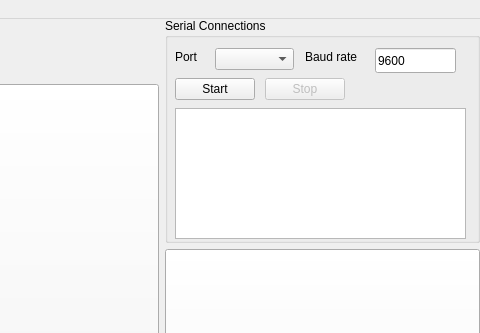
Above: ui/mainwindow.ui from UASTARR/starrtracker-archive before the change; both pictures show x 800 to 1280 and y 0 to 333 of the 1280 by 720 pixel window. Below: the same form after it.
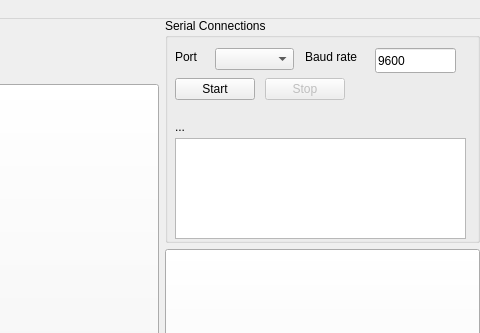
That is the form after the change.

What changed in the file:
```diff
--- a/ui/mainwindow.ui
+++ b/ui/mainwindow.ui
@@ -133,11 +133,18 @@
             <property name="geometry">
              <rect>
               <x>10</x>
-              <y>90</y>
+              <y>120</y>
               <width>291</width>
-              <height>131</height>
+              <height>101</height>
              </rect>
             </property>
+            <property name="html">
+             <string>&lt;!DOCTYPE HTML PUBLIC &quot;-//W3C//DTD HTML 4.0//EN&quot; &quot;http://www.w3.org/TR/REC-html40/strict.dtd&quot;&gt;
+&lt;html&gt;&lt;head&gt;&lt;meta name=&quot;qrichtext&quot; content=&quot;1&quot; /&gt;&lt;style type=&quot;text/css&quot;&gt;
+p, li { white-space: pre-wrap; }
+&lt;/style&gt;&lt;/head&gt;&lt;body style=&quot; font-family:'Ubuntu'; font-size:11pt; font-weight:400; font-style:normal;&quot;&gt;
+&lt;p style=&quot;-qt-paragraph-type:empty; margin-top:0px; margin-bottom:0px; margin-left:0px; margin-right:0px; -qt-block-indent:0; text-indent:0px;&quot;&gt;&lt;br /&gt;&lt;/p&gt;&lt;/body&gt;&lt;/html&gt;</string>
+            </property>
            </widget>
            <widget class="QLineEdit" name="baudSelect">
             <property name="geometry">
@@ -165,6 +172,22 @@
              <string>Baud rate</string>
             </property>
            </widget>
+           <widget class="QLabel" name="gpsType">
+            <property name="geometry">
+             <rect>
+              <x>10</x>
+              <y>100</y>
+              <width>151</width>
+              <height>17</height>
+             </rect>
+            </property>
+            <property name="autoFillBackground">
+             <bool>false</bool>
+            </property>
+            <property name="text">
+             <string>...</string>
+            </property>
+           </widget>
           </widget>
          </item>
         </layout>
```
